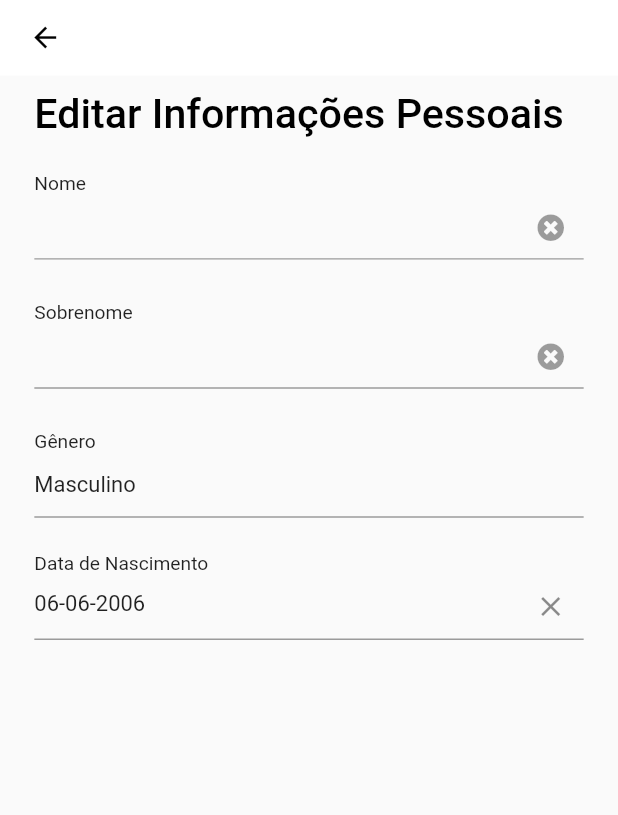
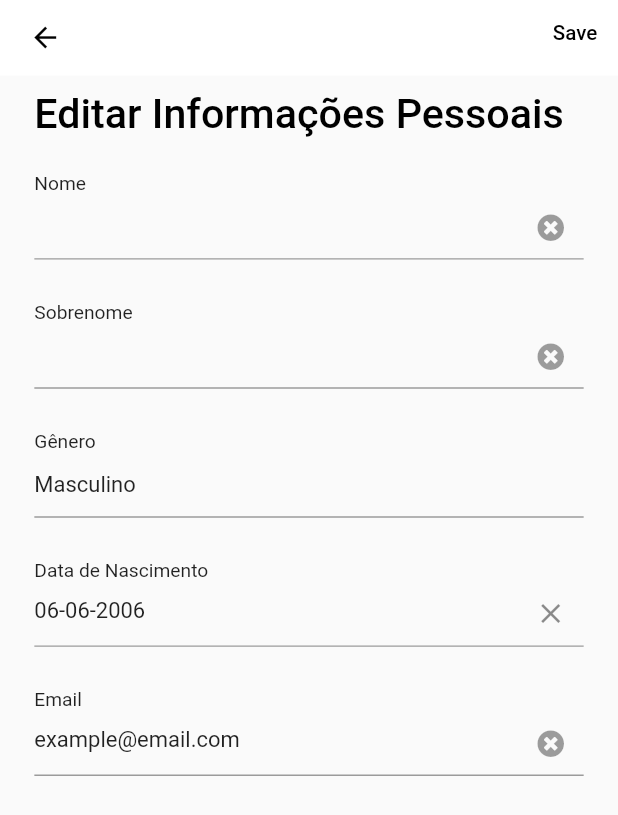
Before and after one commit to Aloquei-App/Aloquei, a Flutter app: the screen it shows after launch, on a phone screen of 412 x 824 dp. Shown: the top 815 px of the screen. Run offline on Flutter 3.47's test engine with Material 2 defaults, Android fonts, the light colour scheme and no system bars; drawn by our look-alikes of datetime_picker_formfield; our stand-ins replace bloc, cloud_firestore, equatable, firebase_auth, firebase_core, font_awesome_flutter and 2 more; accounts and stored records are empty.

Commit message:
adicionado botao save na appbar da personal info

```diff
--- /dev/null
+++ b/lib/screens/personal_info/components/app_bar_personal_info.dart
@@ -0,0 +1,39 @@
+import 'package:flutter/material.dart';
+
+class PersonalInfoAppBar extends StatelessWidget implements PreferredSizeWidget {
+  final String text;
+
+  PersonalInfoAppBar({Key key, this.text}) : super(key: key);
+
+  @override
+  Widget build(BuildContext context) {
+    return AppBar(
+      backgroundColor: Colors.white,
+      elevation: 0,
+      leading: Padding(
+        padding: EdgeInsets.only(left: 10.0),
+        child: IconButton(
+          onPressed: () {
+            Navigator.pop(context);
+          },
+          icon: Icon(
+            Icons.arrow_back,
+            color: Colors.black,
+          ),
+        ),
+      ),
+      actions: [
+        Padding(padding: EdgeInsets.all(15.0),
+        child: GestureDetector(
+          onTap: () {},
+          child: Text("Save", style: TextStyle(color: Colors.black, fontSize: 15, fontWeight: FontWeight.w500),),
+
+        ),
+        ),
+      ],
+    );
+  }
+
+  @override
+  Size get preferredSize => const Size.fromHeight(55);
+}
--- a/lib/screens/personal_info/components/date_input_personal_info.dart
+++ b/lib/screens/personal_info/components/date_input_personal_info.dart
@@ -11,7 +11,7 @@ class DateInput extends StatelessWidget {
   @override
   Widget build(BuildContext context) {
     return Padding(
-      padding: const EdgeInsets.only(top: 10.0),
+      padding: const EdgeInsets.symmetric(vertical: 15),
       child: Column(
         crossAxisAlignment: CrossAxisAlignment.start,
         children: [
--- a/lib/screens/personal_info/components/single_input_personal_info.dart
+++ b/lib/screens/personal_info/components/single_input_personal_info.dart
@@ -1,11 +1,11 @@
 import 'package:flutter/material.dart';
 import 'package:font_awesome_flutter/font_awesome_flutter.dart';
 
-class PersonalInfoNameAndLastname extends StatelessWidget {
+class SingleInputPersonalInfo extends StatelessWidget {
   final TextEditingController nameController;
   final String labelText;
   final String initialValue;
-  const PersonalInfoNameAndLastname({
+  const SingleInputPersonalInfo({
     Key key,
     this.nameController,
     this.labelText,
--- a/lib/screens/personal_info/personal_info.dart
+++ b/lib/screens/personal_info/personal_info.dart
@@ -1,7 +1,6 @@
-
 import 'package:flutter/material.dart';
 
-import '../core/app_bars/default_app_bar.dart';
+import 'components/app_bar_personal_info.dart';
 import 'components/date_input_personal_info.dart';
 import 'components/title_personal_info.dart';
 import 'components/single_input_personal_info.dart';
@@ -18,15 +17,17 @@ class _PersonalInfoPageState extends State<PersonalInfoPage>{
   @override
   Widget build(BuildContext context) {
     return Scaffold(
-      appBar: DefaultAppBar(),
+      appBar: PersonalInfoAppBar(),
       body: ListView(
         padding: EdgeInsets.symmetric(horizontal: 25),
         children: [
           PersonalInfoTitle(),
-          PersonalInfoNameAndLastname(labelText: "Nome",),
-          PersonalInfoNameAndLastname(labelText: "Sobrenome",),
+          SingleInputPersonalInfo(labelText: "Nome",),
+          SingleInputPersonalInfo(labelText: "Sobrenome",),
           GenderInput(gender: "Masculino",),
-          DateInput(onChanged: null, bday: "06-06-2006",)
+          DateInput(onChanged: null, bday: "06-06-2006",),
+          SingleInputPersonalInfo(labelText: "Email", initialValue: "example@email.com",)
+
         ],
       ),
     );
```
